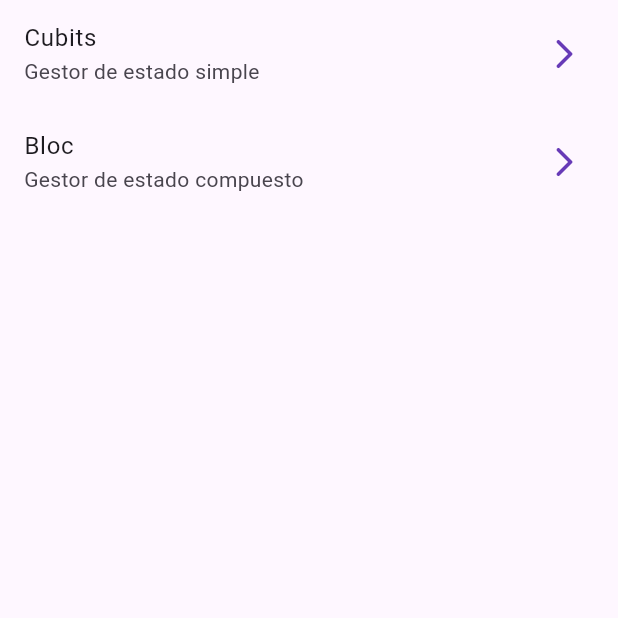
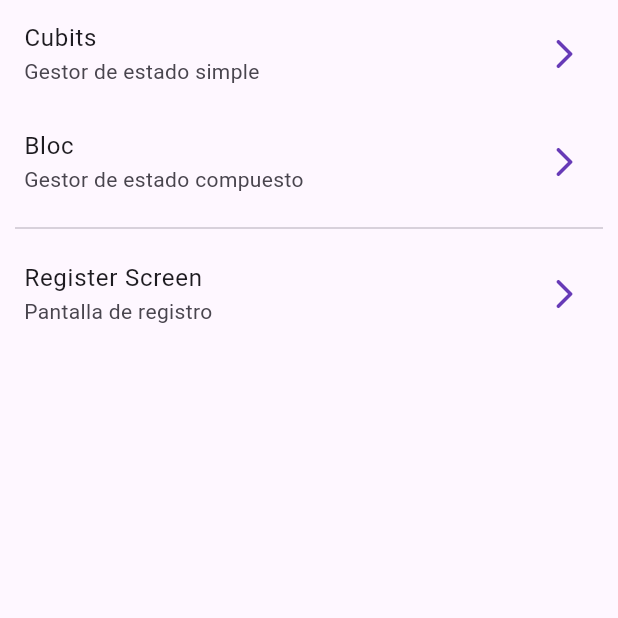
Before and after one commit to Joseeop/forms_app, a Flutter app: the screen it shows after launch, on a phone screen of 412 x 824 dp, the top half of it. Run offline on Flutter 3.47's test engine with Material 2 defaults, Android fonts, the phone set to English and light mode, and no system bars; our stand-ins replace equatable, flutter_bloc, go_router.

Commit message:
Creada pantalla registro para manejar formularios

```diff
--- a/lib/config/router/app_router.dart
+++ b/lib/config/router/app_router.dart
@@ -18,5 +18,9 @@ final appRouter = GoRouter(
       path: '/bloc',
       builder: (context, state) => const BlocCounterScreen(),
       ),
+       GoRoute(
+      path: '/register',
+      builder: (context, state) => const RegisterScreen(),
+      ),
   ]
   );
--- a/lib/presentation/screens.dart
+++ b/lib/presentation/screens.dart
@@ -1,3 +1,4 @@
 export 'screens/home_screen.dart';
 export 'screens/cubit_counter_screen.dart';
 export 'screens/bloc_counter_screen.dart';
+export 'screens/register_screen.dart';
--- a/lib/presentation/screens/home_screen.dart
+++ b/lib/presentation/screens/home_screen.dart
@@ -24,7 +24,17 @@ class HomeScreen extends StatelessWidget {
             subtitle: const Text('Gestor de estado compuesto'),
             trailing: const Icon(Icons.arrow_forward_ios_rounded),
             onTap: () => context.push('/bloc'),
-          )
+          ),
+          const Padding(
+            padding: EdgeInsets.symmetric(horizontal: 10),
+            child: Divider()
+            ),
+            ListTile(
+            title: const Text('Register Screen'),
+            subtitle: const Text('Pantalla de registro'),
+            trailing: const Icon(Icons.arrow_forward_ios_rounded),
+            onTap: () => context.push('/register'),
+          ),
         ],
       )
     );
```
Also changed, not shown: lib/presentation/screens/register_screen.dart (added, +49 -0 lines).
